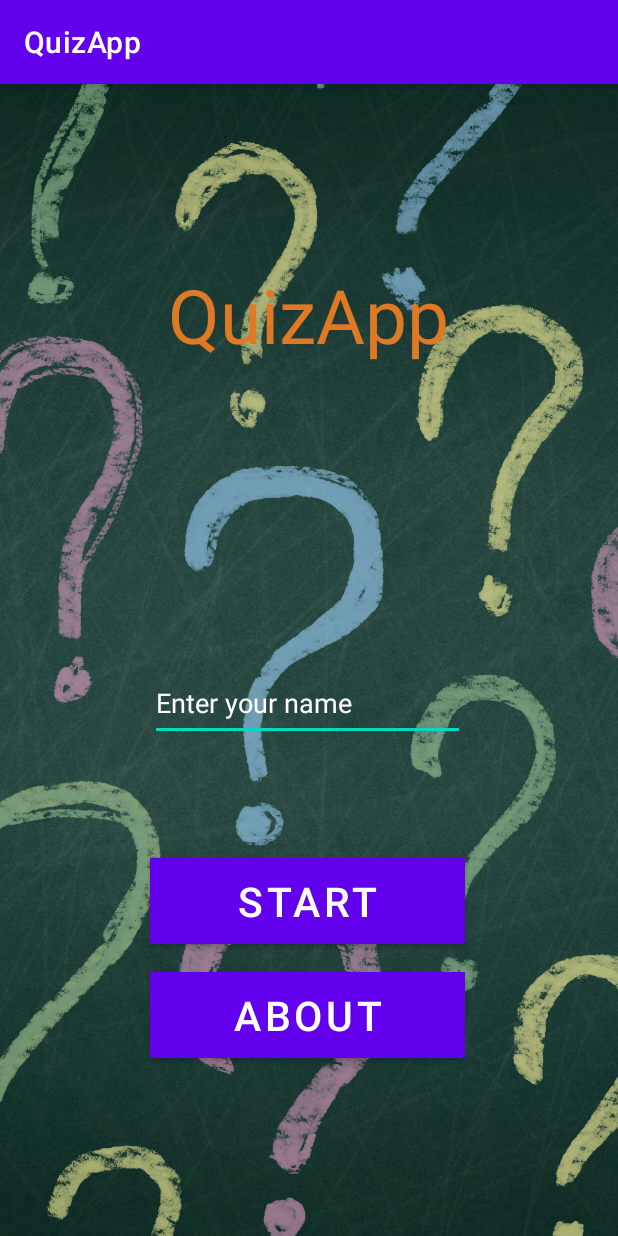
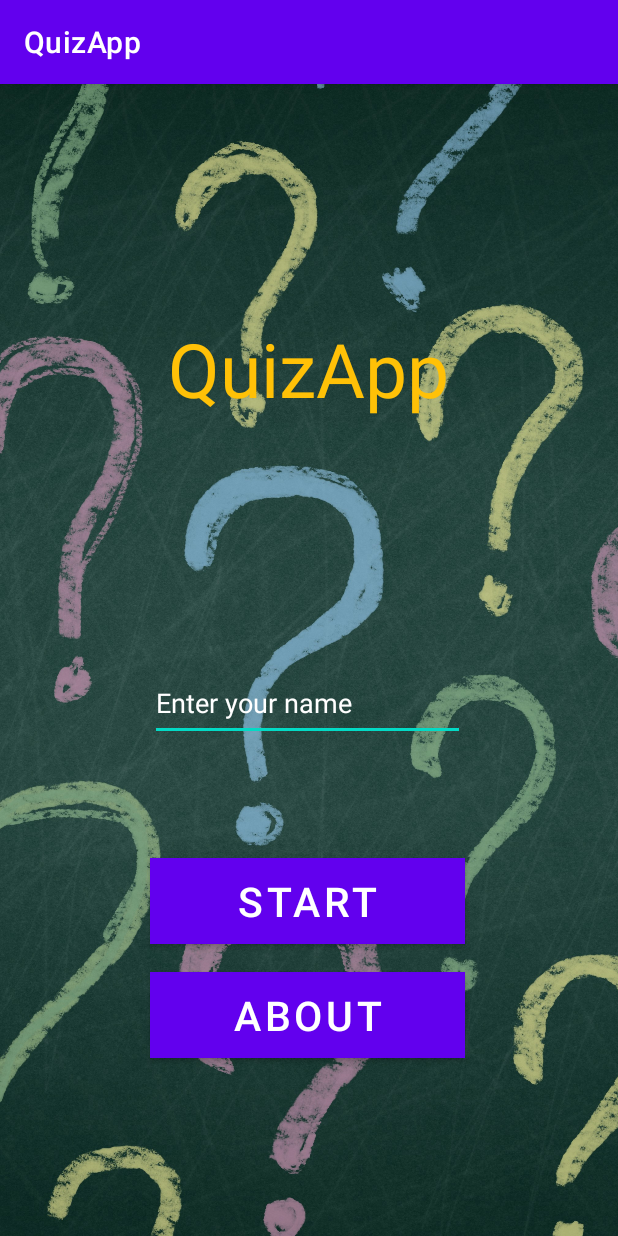
Before and after one commit to Divu03/AcmegreadProject, an Android app: the screen it shows after launch (MainActivity), on a phone screen of 412 x 824 dp. Run offline under Robolectric (Android 15) with nearby library versions, the phone set to English and light mode, and no system bars.

Commit message:
Basic UI of home page

```diff
--- a/app/src/main/res/layout/activity_main.xml
+++ b/app/src/main/res/layout/activity_main.xml
@@ -12,10 +12,10 @@
         android:layout_width="wrap_content"
         android:layout_height="wrap_content"
         android:layout_marginStart="112dp"
-        android:layout_marginTop="120dp"
+        android:layout_marginTop="156dp"
         android:text="@string/app_name"
         android:textAlignment="center"
-        android:textColor="@color/orange"
+        android:textColor="@color/titleo"
         android:textSize="50sp"
         app:layout_constraintStart_toStartOf="parent"
         app:layout_constraintTop_toTopOf="parent" />
--- a/app/src/main/res/values/colors.xml
+++ b/app/src/main/res/values/colors.xml
@@ -8,4 +8,5 @@
     <color name="black">#FF000000</color>
     <color name="white">#FFFFFFFF</color>
     <color name="orange">#FFDF7924</color>
+    <color name="titleo">#FFC107</color>
 </resources>
```
